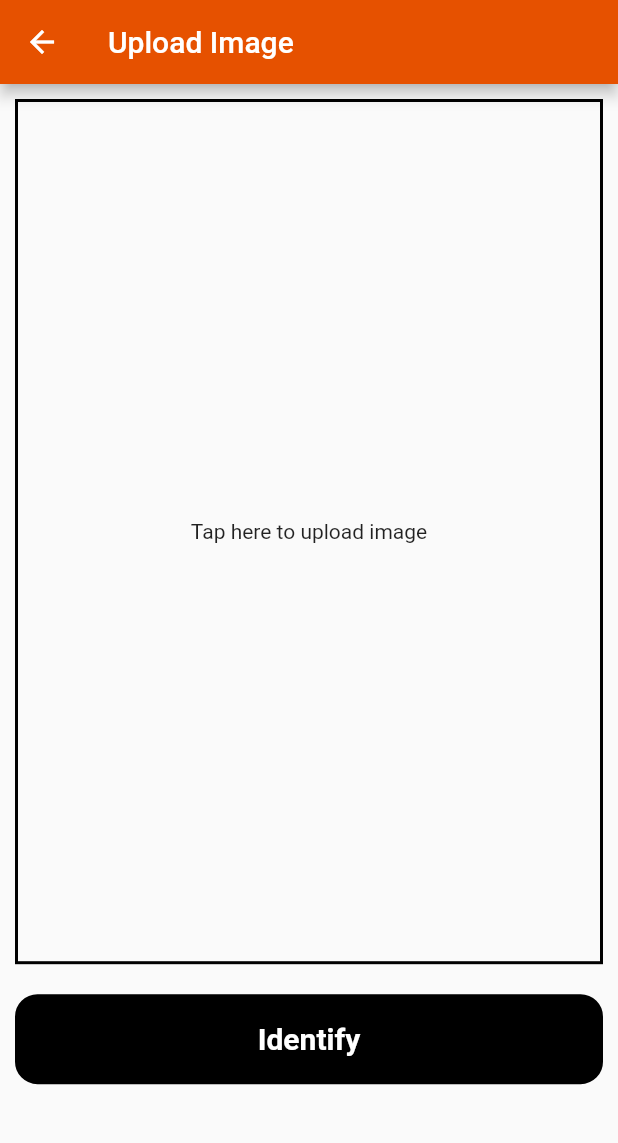
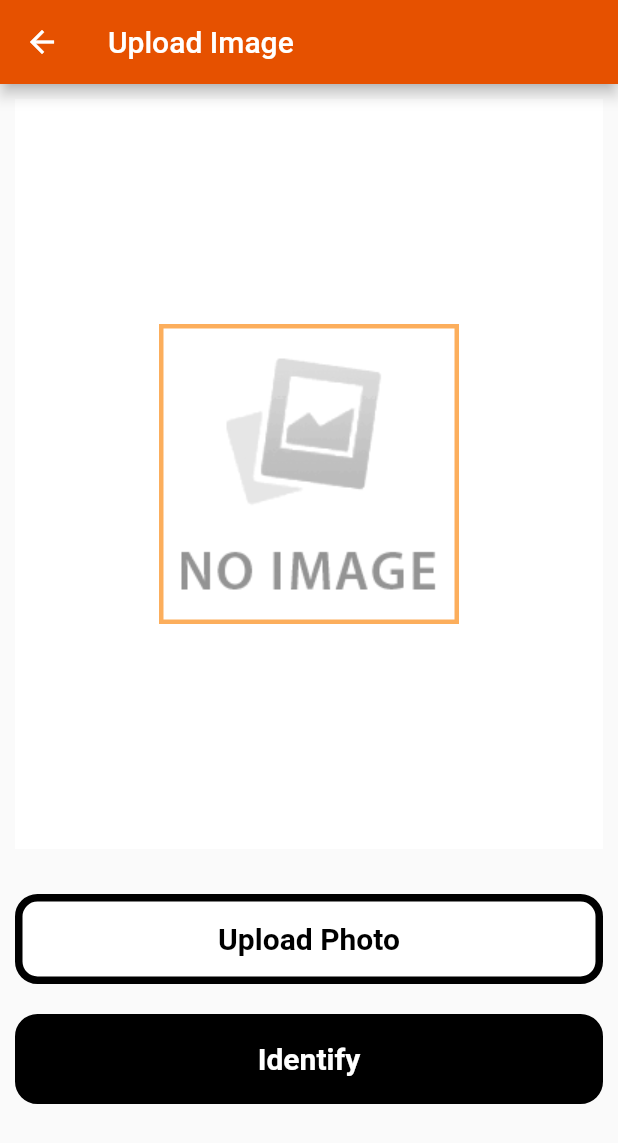
Before and after one commit to Shubham-2007/Digit_Recognizer, a Flutter app: the UploadImage screen opened directly, after a tap on "Identify", on a phone screen of 412 x 824 dp. Shown: the top 1143 px of the screen. Run offline on Flutter 3.47's test engine with Material 2 defaults, Android fonts, the phone set to English and light mode, and no system bars; our stand-ins replace dio, image_picker.

Commit message:
minor changes

```diff
--- a/lib/input_output/camera_gallery.dart
+++ b/lib/input_output/camera_gallery.dart
@@ -4,11 +4,12 @@ import 'package:image_picker/image_picker.dart';
 
 class CameraGallery extends ChangeNotifier {
   File imageFile;
+  //var imagebyte;
 
   void openGallery(BuildContext context) async {
-    // print("1");
+    // print("1-----------------");
     // ignore: deprecated_member_use
-    var picture = await ImagePicker.pickImage(source: ImageSource.gallery);
+    var picture = await ImagePicker.pickImage(source: ImageSource.gallery, imageQuality: 50);
     // print("picture");
     // print(picture);
     imageFile = picture;
@@ -18,7 +19,7 @@ class CameraGallery extends ChangeNotifier {
 
   void opencamera(BuildContext context) async {
     // ignore: deprecated_member_use
-    var picture = await ImagePicker.pickImage(source: ImageSource.camera);
+    var picture = await ImagePicker.pickImage(source: ImageSource.camera );
     // print("picture1");
     imageFile = picture;
     notifyListeners();
@@ -32,6 +33,14 @@ class CameraGallery extends ChangeNotifier {
       return "no";
   }
 
+  // Future<void> image8byte() async {
+  //   String path = imageFile.toString();
+  //   final ByteData bytedata = await rootBundle.load(path.split('\'')[1]);
+  //   final Uint8List image = bytedata.buffer.asUint8List();
+  //   imagebyte = image;
+  //   notifyListeners();
+  // }
+
   void noimagereturn() {
     imageFile = null;
     notifyListeners();
@@ -42,7 +51,7 @@ class CameraGallery extends ChangeNotifier {
         context: context,
         builder: (BuildContext context) {
           return AlertDialog(
-            title: Text("Make a Chice!"),
+            title: Text("Make a Choice!"),
             content: SingleChildScrollView(
               child: ListBody(
                 children: <Widget>[
--- a/lib/main.dart
+++ b/lib/main.dart
@@ -1,8 +1,6 @@
 import 'package:digit_finder/HoemPage.dart';
 import 'package:digit_finder/input_output/camera_gallery.dart';
 import 'package:digit_finder/input_output/output.dart';
-import 'package:digit_finder/screen/Layout.dart';
-import 'package:digit_finder/screen/Uploadimage.dart';
 import 'package:flutter/material.dart';
 //import 'package:provider/provider.dart';
 //mport 'package:digit_finder/screen/Layout.dart';
--- a/lib/screen/Layout.dart
+++ b/lib/screen/Layout.dart
@@ -1,4 +1,3 @@
-import 'package:digit_finder/input_output/camera_gallery.dart';
 import 'package:digit_finder/input_output/output.dart';
 import 'package:flutter/material.dart';
 import 'package:flutter/rendering.dart';
--- a/lib/screen/Uploadimage.dart
+++ b/lib/screen/Uploadimage.dart
@@ -2,18 +2,17 @@ import 'dart:typed_data';
 
 import 'package:digit_finder/input_output/camera_gallery.dart';
 import 'package:digit_finder/input_output/output.dart';
-import 'package:digit_finder/screen/widget.dart';
 import 'package:flutter/material.dart';
 import 'package:flutter/services.dart';
 import 'package:provider/provider.dart';
 
 class UploadImage extends StatelessWidget {
-  static GlobalKey previewContainer = new GlobalKey();
+  static GlobalKey previewContainer1 = new GlobalKey();
 
   @override
   Widget build(BuildContext context) {
     final devicephoto = Provider.of<CameraGallery>(context);
-    final showresult = Provider.of<Output>(context);
+    final showresult1 = Provider.of<Output>(context);
     return Scaffold(
       appBar: AppBar(
         backgroundColor: Colors.orange[900],
@@ -36,53 +35,70 @@ class UploadImage extends StatelessWidget {
           //     child: Text('Tap here to upload image'),
           //   ),
           // ),
+          // GestureDetector(
+          // onTap: () {
+          //   devicephoto.showdialong(context); //write code to upload image
+          // },
+          // child:
           RepaintBoundary(
-            key: previewContainer,
-            child: GestureDetector(
-              onTap: () {
-                devicephoto.showdialong(context); //write code to upload image
-              },
+            key: previewContainer1,
             child: Container(
               alignment: Alignment.center,
               margin: EdgeInsets.all(10.0),
-                width: MediaQuery.of(context).size.width,
-                height: MediaQuery.of(context).size.height * 0.7,
-                decoration: BoxDecoration(
-                    // image: DecorationImage(image: AssetImage('assets/logo.png')),
-                    border: Border.all(color: Colors.black, width: 2.0)),
-                child: Consumer<CameraGallery>(
-                    builder: (context, provider, child) {
+              //width: MediaQuery.of(context).size.width,
+              width: double.infinity,
+
+              color: Colors.white,
+              height: 500,
+              //MediaQuery.of(context).size.height * 0.7,
+              // decoration: BoxDecoration(
+              //     // image: DecorationImage(image: AssetImage('assets/logo.png')),
+              //     border: Border.all(color: Colors.black, width: 2.0)),
+              child:
+                  Consumer<CameraGallery>(builder: (context, provider, child) {
                 return provider.imagereturn() == 'yes'
                     ? Image.file(provider.imageFile)
-                      : Text(
-                          'Tap here to upload image'); //drawprovider.drawingBoard(context);
+                    : Image.asset(
+                        'assets/download.png',
+                        fit: BoxFit.cover,
+                      ); //drawprovider.drawingBoard(context);
               }),
             ),
           ),
+          // ),
+          SizedBox(
+            height: 10,
+          ),
+          Container(
+            width: double.infinity,
+            height: 60,
+            margin: EdgeInsets.all(10.0),
+            //width: double.infinity,
+            //MediaQuery.of(context).size.width,
+            //height: 60.0,
+            alignment: Alignment.center,
+            decoration: BoxDecoration(
+                color: Colors.white,
+                border: Border.all(color: Colors.black, width: 5.0),
+                borderRadius: BorderRadius.circular(15.0)),
+            child: FlatButton(
+              child: Text(
+                'Upload Photo',
+                style: TextStyle(
+                    color: Colors.black,
+                    fontWeight: FontWeight.bold,
+                    fontSize: 20.0),
+              ),
+              onPressed: () {
+                devicephoto.showdialong(context);
+              },
+            ),
           ),
           GestureDetector(
-            onTap: () async {
-              //print(devicephoto.imageFile);
-              //File imagephoto = takeScreenShot(previewContainer)[0];
-              //ByteData imagesize = takeScreenShot(previewContainer);
-              // print("imagesize");print(imagesize);
-              var image = await takeScreenShot(previewContainer);
-             // var image = await changeimagepathtobyte(previewContainer);
-              //print("++++++");
-               print(image);
-              // print("-------------------------------------");
-              // String path = devicephoto.imageFile.toString();
-              // final ByteData bytedata =
-              //     await rootBundle.load(path.split('\'')[1]);
-              // final Uint8List list = bytedata.buffer.asUint8List();
-              // print(list);
-              showresult.showdialongoutput(context, image);
-              devicephoto.noimagereturn();
-              //draw.clean();
-            },
             child: Container(
               margin: EdgeInsets.all(10.0),
-              width: MediaQuery.of(context).size.width,
+              width: double.infinity,
+              //MediaQuery.of(context).size.width,
               height: 60.0,
               alignment: Alignment.center,
               decoration: BoxDecoration(
@@ -97,6 +113,39 @@ class UploadImage extends StatelessWidget {
                     fontSize: 20.0),
               ),
             ),
+            onTap: () async {
+              //print(devicephoto.imageFile);
+              //File imagephoto = takeScreenShot(previewContainer)[0];
+              //ByteData imagesize = takeScreenShot(previewContainer);
+              // print("imagesize");print(imagesize);
+              // String path = devicephoto.imageFile.toString();
+              // final ByteData bytedata =
+              //     await rootBundle.load(path.split('\'')[1]);
+              // final Uint8List image = bytedata.buffer.asUint8List();
+              //var image = await takeScreenShot(previewContainer1);
+              // var image = await changeimagepathtobyte(previewContainer);
+              //print("++++++");
+              //
+              // print("-------------------------------------");
+              //print(Image.file(devicephoto.imageFile));
+              String path = devicephoto.imageFile.toString();
+              //String path2 = 'assets/download (1).png';
+              // print("--------------111111");
+              // print(path2);
+              // print(path.split('\'')[1]);
+              path = path.split('\'')[1];
+              final ByteData bytedata = await rootBundle.load(path);
+              // print("--------------2222222");
+              final Uint8List list = bytedata.buffer.asUint8List();
+              // print(list);
+              //print("--------------333333333");
+              //print(image);
+              showresult1.showdialongoutput(context, list);
+              // print("-------------4444444");
+              //showresult.showdialongoutput(context,devicephoto.imagebyte);
+              //devicephoto.noimagereturn();
+              //draw.clean(); 147 179 180 19 ,52 47 125 64
+            },
           ),
         ],
       ),
--- a/lib/screen/widget.dart
+++ b/lib/screen/widget.dart
@@ -28,13 +28,13 @@ takeScreenShot(GlobalKey previewContainer) async {
   RenderRepaintBoundary boundary =
       previewContainer.currentContext.findRenderObject();
   ui.Image image = await boundary.toImage();
-  print("*********************0");
-  print(image);
-  print("*********************1");
+  //print("*********************0");
+  //print(image);
+  //print("*********************1");
   //final directory = (await getApplicationDocumentsDirectory()).path;
   var bytedata = await image.toByteData(format: ui.ImageByteFormat.png);
-  print(bytedata);
-  print("*********************2");
+  //print(bytedata);
+  //print("*********************2");
   //var filepath =
   Uint8List pngBytes = bytedata.buffer.asUint8List();
   //print(pngBytes);
@@ -60,7 +60,6 @@ changeimagepathtobyte(imagepath) async {
   //print(list);
   //print(pngBytes);
   // print("*********************1");
-  return list;
   //await ImagePickerSaver.saveFile(fileData: byteData.buffer.asUint8List());
   // return byteData;
   //print(filepath);
@@ -72,6 +71,7 @@ changeimagepathtobyte(imagepath) async {
   // print(imgFile);
   // imgFile.delete();
   // print(imgFile);
+  return list;
 }
 
 Widget appbar() {
--- a/lib/server/apicall.dart
+++ b/lib/server/apicall.dart
@@ -30,9 +30,9 @@ import "package:dio/dio.dart";
 Future<String> identifyDigitFromAssets(imagepath) async {
   //print('imagepath: $imagepath');
   String url = "http://10.0.2.2:8000/digit/";
-  // print("----------------------------0");
-  // print(imagepath);
-  // print("-----------------------1");
+  //  print("----------------------------0");
+  print(imagepath);
+  //  print("-----------------------1");
   // String path = imagepath.toString();
   //var bytes = await rootBundle.load(path.split('\'')[1]);
   //print(bytes.toString());
@@ -40,10 +40,9 @@ Future<String> identifyDigitFromAssets(imagepath) async {
   // print("-----------------------2");
   FormData formdata = FormData.fromMap({
     'file': MultipartFile.fromBytes(imagepath.buffer.asUint8List(),
-        filename: "imagepath.toString()")
+        filename: "assets/download (1).png")
   });
-  // print(formdata);
-  // print("-----------------------3");
+
   Dio dio = Dio();
   Response response;
   try {
@@ -53,19 +52,6 @@ Future<String> identifyDigitFromAssets(imagepath) async {
   }
 
   print(response.data);
-  // print("-----------------------4");
+
   return response.data['digit'];
 }
-
-// Future<String> identifyDigitFromAssetscanvas(String filename) async {
-//   String url = "http://10.0.2.2:8000/digit/";
-//   var request = http.MultipartRequest('POST', Uri.parse(url));
-//   request.files.add(
-//     http.MultipartFile.fromBytes(
-//       'file',
-//       File(filename).readAsBytesSync(),
-//       filename: filename.split("/").last
-//     )
-//   );
-//   var res = await request.send();
-// }
```
Also changed, not shown: pubspec.yaml (+9 -2 lines), assets/download (1).png (added), assets/download.png (added), pubspec.lock, 21 other files. Lines whose indentation alone changed are shown as unchanged.
